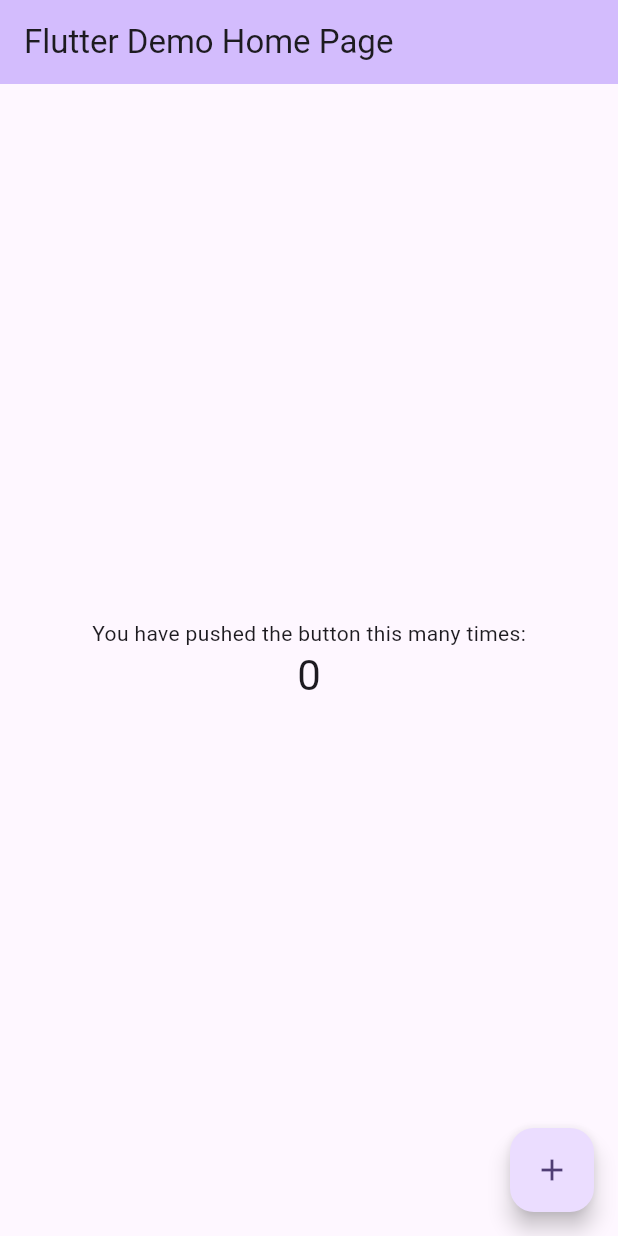
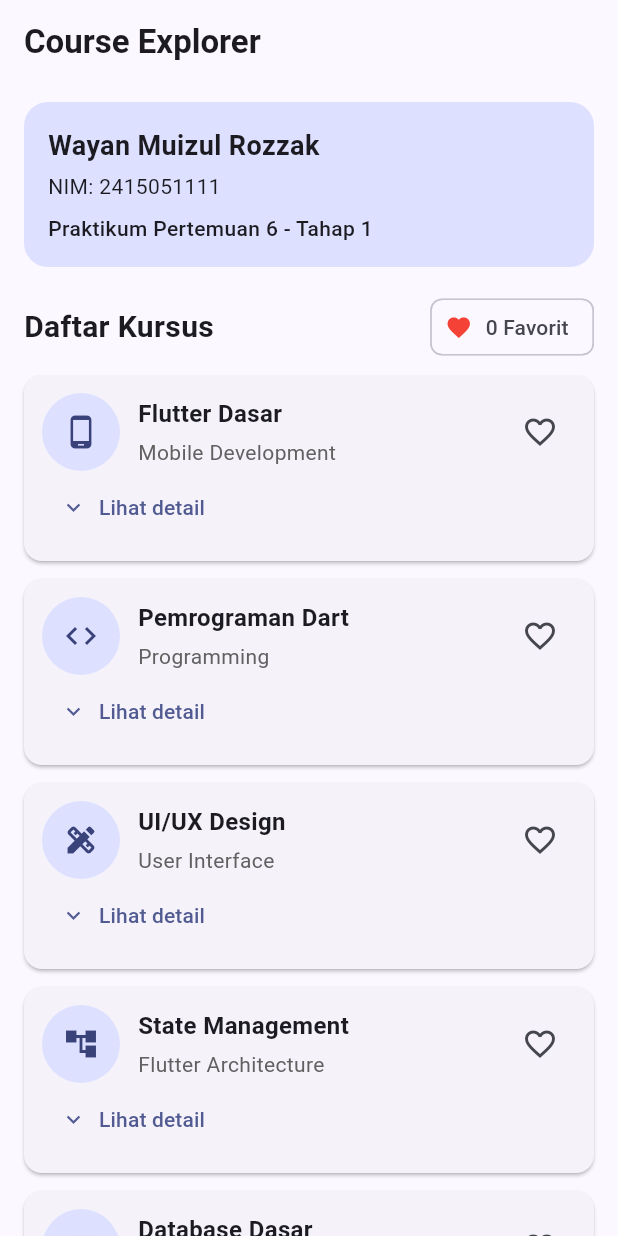
Before and after one commit to wayanrozzak/flutter-pertemuan-6, a Flutter app: the screen it shows after launch, on a phone screen of 412 x 824 dp. Run offline on Flutter 3.47's test engine with Material 3 defaults, Android fonts, the phone set to English and light mode, and no system bars.

Commit message:
Identifikasi local dan shared state

```diff
--- a/lib/main.dart
+++ b/lib/main.dart
@@ -1,121 +1,282 @@
+
 import 'package:flutter/material.dart';
 
 void main() {
-  runApp(const MyApp());
+  runApp(const CourseExplorerApp());
 }
 
-class MyApp extends StatelessWidget {
-  const MyApp({super.key});
+const String studentName = 'Wayan Muizul Rozzak';
+const String studentId = '2415051111';
 
-  // This widget is the root of your application.
+class CourseExplorerApp extends StatelessWidget {
+  const CourseExplorerApp({super.key});
+
   @override
   Widget build(BuildContext context) {
     return MaterialApp(
-      title: 'Flutter Demo',
+      debugShowCheckedModeBanner: false,
+      title: 'Course Explorer',
       theme: ThemeData(
-        // This is the theme of your application.
-        //
-        // TRY THIS: Try running your application with "flutter run". You'll see
-        // the application has a purple toolbar. Then, without quitting the app,
-        // try changing the seedColor in the colorScheme below to Colors.green
-        // and then invoke "hot reload" (save your changes or press the "hot
-        // reload" button in a Flutter-supported IDE, or press "r" if you used
-        // the command line to start the app).
-        //
-        // Notice that the counter didn't reset back to zero; the application
-        // state is not lost during the reload. To reset the state, use hot
-        // restart instead.
-        //
-        // This works for code too, not just values: Most code changes can be
-        // tested with just a hot reload.
-        colorScheme: .fromSeed(seedColor: Colors.deepPurple),
+        colorScheme: ColorScheme.fromSeed(
+          seedColor: Colors.indigo,
+        ),
+        useMaterial3: true,
       ),
-      home: const MyHomePage(title: 'Flutter Demo Home Page'),
+      home: const CourseExplorerPage(),
     );
   }
 }
 
-class MyHomePage extends StatefulWidget {
-  const MyHomePage({super.key, required this.title});
-
-  // This widget is the home page of your application. It is stateful, meaning
-  // that it has a State object (defined below) that contains fields that affect
-  // how it looks.
-
-  // This class is the configuration for the state. It holds the values (in this
-  // case the title) provided by the parent (in this case the App widget) and
-  // used by the build method of the State. Fields in a Widget subclass are
-  // always marked "final".
-
-  final String title;
+class CourseExplorerPage extends StatefulWidget {
+  const CourseExplorerPage({super.key});
 
   @override
-  State<MyHomePage> createState() => _MyHomePageState();
+  State<CourseExplorerPage> createState() =>
+      _CourseExplorerPageState();
 }
 
-class _MyHomePageState extends State<MyHomePage> {
-  int _counter = 0;
+class _CourseExplorerPageState extends State<CourseExplorerPage> {
+  // LOCAL STATE: hanya digunakan pada halaman ini.
+  final Set<int> _favoriteCourses = {};
+  int? _expandedCourseId;
 
-  void _incrementCounter() {
+  final List<Map<String, dynamic>> _courses = [
+    {
+      'id': 1,
+      'title': 'Flutter Dasar',
+      'category': 'Mobile Development',
+      'description':
+          'Belajar widget, layout, dan dasar pembuatan aplikasi Flutter.',
+      'icon': Icons.phone_android,
+    },
+    {
+      'id': 2,
+      'title': 'Pemrograman Dart',
+      'category': 'Programming',
+      'description':
+          'Mengenal variabel, fungsi, class, dan pemrograman Dart.',
+      'icon': Icons.code,
+    },
+    {
+      'id': 3,
+      'title': 'UI/UX Design',
+      'category': 'User Interface',
+      'description':
+          'Mempelajari prinsip desain antarmuka dan pengalaman pengguna.',
+      'icon': Icons.design_services,
+    },
+    {
+      'id': 4,
+      'title': 'State Management',
+      'category': 'Flutter Architecture',
+      'description':
+          'Memahami local state, shared state, dan pengelolaan data.',
+      'icon': Icons.account_tree,
+    },
+    {
+      'id': 5,
+      'title': 'Database Dasar',
+      'category': 'Data Management',
+      'description':
+          'Mengenal konsep penyimpanan dan pengelolaan data aplikasi.',
+      'icon': Icons.storage,
+    },
+  ];
+
+  // Contoh LOCAL STATE menggunakan setState().
+  void _toggleFavorite(int courseId) {
     setState(() {
-      // This call to setState tells the Flutter framework that something has
-      // changed in this State, which causes it to rerun the build method below
-      // so that the display can reflect the updated values. If we changed
-      // _counter without calling setState(), then the build method would not be
-      // called again, and so nothing would appear to happen.
-      _counter++;
+      if (_favoriteCourses.contains(courseId)) {
+        _favoriteCourses.remove(courseId);
+      } else {
+        _favoriteCourses.add(courseId);
+      }
+    });
+  }
+
+  void _toggleDetails(int courseId) {
+    setState(() {
+      _expandedCourseId =
+          _expandedCourseId == courseId ? null : courseId;
     });
   }
 
   @override
   Widget build(BuildContext context) {
-    // This method is rerun every time setState is called, for instance as done
-    // by the _incrementCounter method above.
-    //
-    // The Flutter framework has been optimized to make rerunning build methods
-    // fast, so that you can just rebuild anything that needs updating rather
-    // than having to individually change instances of widgets.
     return Scaffold(
       appBar: AppBar(
-        // TRY THIS: Try changing the color here to a specific color (to
-        // Colors.amber, perhaps?) and trigger a hot reload to see the AppBar
-        // change color while the other colors stay the same.
-        backgroundColor: Theme.of(context).colorScheme.inversePrimary,
-        // Here we take the value from the MyHomePage object that was created by
-        // the App.build method, and use it to set our appbar title.
-        title: Text(widget.title),
+        title: const Text(
+          'Course Explorer',
+          style: TextStyle(fontWeight: FontWeight.bold),
+        ),
+        centerTitle: false,
       ),
-      body: Center(
-        // Center is a layout widget. It takes a single child and positions it
-        // in the middle of the parent.
-        child: Column(
-          // Column is also a layout widget. It takes a list of children and
-          // arranges them vertically. By default, it sizes itself to fit its
-          // children horizontally, and tries to be as tall as its parent.
-          //
-          // Column has various properties to control how it sizes itself and
-          // how it positions its children. Here we use mainAxisAlignment to
-          // center the children vertically; the main axis here is the vertical
-          // axis because Columns are vertical (the cross axis would be
-          // horizontal).
-          //
-          // TRY THIS: Invoke "debug painting" (choose the "Toggle Debug Paint"
-          // action in the IDE, or press "p" in the console), to see the
-          // wireframe for each widget.
-          mainAxisAlignment: .center,
-          children: [
-            const Text('You have pushed the button this many times:'),
-            Text(
-              '$_counter',
-              style: Theme.of(context).textTheme.headlineMedium,
+      body: Column(
+        children: [
+          // Identitas mahasiswa untuk bukti praktikum.
+          Container(
+            width: double.infinity,
+            margin: const EdgeInsets.fromLTRB(16, 12, 16, 8),
+            padding: const EdgeInsets.all(16),
+            decoration: BoxDecoration(
+              color: Theme.of(context)
+                  .colorScheme
+                  .primaryContainer,
+              borderRadius: BorderRadius.circular(16),
             ),
-          ],
-        ),
-      ),
-      floatingActionButton: FloatingActionButton(
-        onPressed: _incrementCounter,
-        tooltip: 'Increment',
-        child: const Icon(Icons.add),
+            child: const Column(
+              crossAxisAlignment: CrossAxisAlignment.start,
+              children: [
+                Text(
+                  studentName,
+                  style: TextStyle(
+                    fontSize: 18,
+                    fontWeight: FontWeight.bold,
+                  ),
+                ),
+                SizedBox(height: 4),
+                Text('NIM: $studentId'),
+                SizedBox(height: 8),
+                Text(
+                  'Praktikum Pertemuan 6 - Tahap 1',
+                  style: TextStyle(fontWeight: FontWeight.w500),
+                ),
+              ],
+            ),
+          ),
+
+          Padding(
+            padding: const EdgeInsets.symmetric(
+              horizontal: 16,
+              vertical: 8,
+            ),
+            child: Row(
+              children: [
+                const Expanded(
+                  child: Text(
+                    'Daftar Kursus',
+                    style: TextStyle(
+                      fontSize: 20,
+                      fontWeight: FontWeight.bold,
+                    ),
+                  ),
+                ),
+                Chip(
+                  avatar: const Icon(
+                    Icons.favorite,
+                    size: 18,
+                    color: Colors.red,
+                  ),
+                  label: Text('${_favoriteCourses.length} Favorit'),
+                ),
+              ],
+            ),
+          ),
+
+          Expanded(
+            child: ListView.builder(
+              padding: const EdgeInsets.fromLTRB(16, 0, 16, 16),
+              itemCount: _courses.length,
+              itemBuilder: (context, index) {
+                final course = _courses[index];
+                final int id = course['id'] as int;
+                final bool isFavorite =
+                    _favoriteCourses.contains(id);
+                final bool isExpanded =
+                    _expandedCourseId == id;
+
+                return Card(
+                  margin: const EdgeInsets.only(bottom: 12),
+                  child: Padding(
+                    padding: const EdgeInsets.all(12),
+                    child: Column(
+                      children: [
+                        Row(
+                          children: [
+                            CircleAvatar(
+                              radius: 26,
+                              child: Icon(
+                                course['icon'] as IconData,
+                              ),
+                            ),
+                            const SizedBox(width: 12),
+                            Expanded(
+                              child: Column(
+                                crossAxisAlignment:
+                                    CrossAxisAlignment.start,
+                                children: [
+                                  Text(
+                                    course['title'] as String,
+                                    style: const TextStyle(
+                                      fontSize: 16,
+                                      fontWeight: FontWeight.bold,
+                                    ),
+                                  ),
+                                  const SizedBox(height: 4),
+                                  Text(
+                                    course['category'] as String,
+                                    style: TextStyle(
+                                      color: Colors.grey.shade700,
+                                    ),
+                                  ),
+                                ],
+                              ),
+                            ),
+                            IconButton(
+                              tooltip: isFavorite
+                                  ? 'Hapus dari favorit'
+                                  : 'Tambahkan ke favorit',
+                              onPressed: () =>
+                                  _toggleFavorite(id),
+                              icon: Icon(
+                                isFavorite
+                                    ? Icons.favorite
+                                    : Icons.favorite_border,
+                                color: isFavorite
+                                    ? Colors.red
+                                    : null,
+                              ),
+                            ),
+                          ],
+                        ),
+                        Align(
+                          alignment: Alignment.centerLeft,
+                          child: TextButton.icon(
+                            onPressed: () => _toggleDetails(id),
+                            icon: Icon(
+                              isExpanded
+                                  ? Icons.expand_less
+                                  : Icons.expand_more,
+                            ),
+                            label: Text(
+                              isExpanded
+                                  ? 'Sembunyikan detail'
+                                  : 'Lihat detail',
+                            ),
+                          ),
+                        ),
+                        if (isExpanded)
+                          Container(
+                            width: double.infinity,
+                            padding: const EdgeInsets.all(12),
+                            decoration: BoxDecoration(
+                              color: Theme.of(context)
+                                  .colorScheme
+                                  .surfaceContainerHighest,
+                              borderRadius: BorderRadius.circular(12),
+                            ),
+                            child: Text(
+                              course['description'] as String,
+                            ),
+                          ),
+                      ],
+                    ),
+                  ),
+                );
+              },
+            ),
+          ),
+        ],
       ),
     );
   }
```
